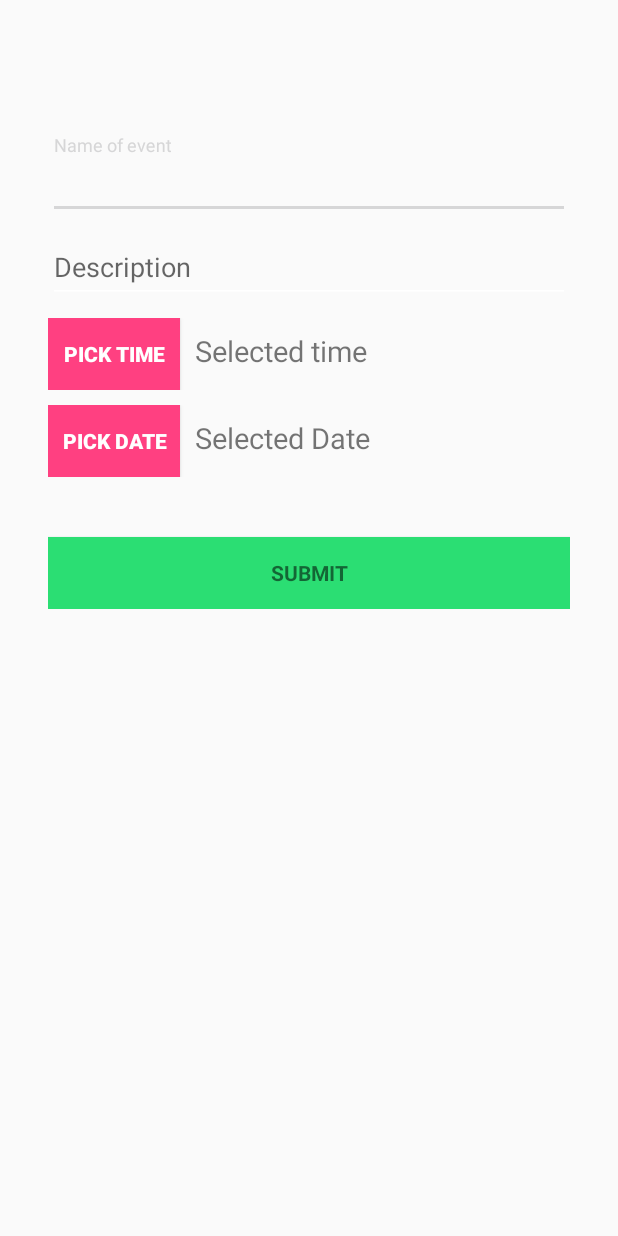
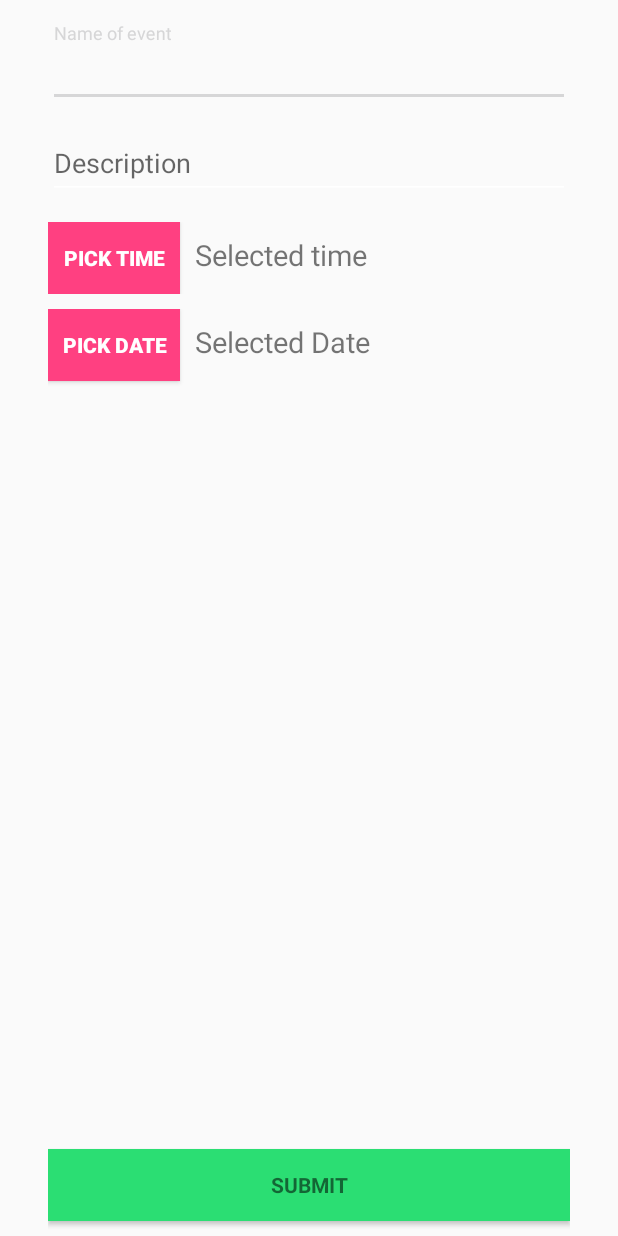
Before and after one commit to syniuhin/EventKicker-Android, an Android app: the layout content_event_creator.xml on its own in the app's theme, with its tools: preview values and no code run, on a phone screen of 412 x 824 dp. Run offline under Robolectric (Android 15) with nearby library versions, the phone set to English and light mode, and no system bars.

Commit message:
Event post

```diff
--- a/app/build.gradle
+++ b/app/build.gradle
@@ -35,6 +35,7 @@ dependencies {
 
     compile 'com.squareup.retrofit:adapter-rxjava:2.0.0-beta2'
     compile 'com.squareup.retrofit:converter-gson:2.0.0-beta2'
+    compile 'com.squareup.okhttp:logging-interceptor:2.6.0'
     compile 'com.wdullaer:materialdatetimepicker:2.1.1'
     compile 'com.squareup.picasso:picasso:2.5.2'
 }
--- a/app/src/main/res/layout/activity_event_page.xml
+++ b/app/src/main/res/layout/activity_event_page.xml
@@ -13,13 +13,13 @@
         app:viewpager_logo="@layout/header_logo"
         app:viewpager_logoMarginTop="80dp"
         app:viewpager_color="@color/colorPrimary"
-        app:viewpager_headerHeight="200dp"
+        app:viewpager_headerHeight="220dp"
         app:viewpager_headerAlpha="0.6"
         app:viewpager_hideLogoWithFade="false"
         app:viewpager_hideToolbarAndTitle="false"
         app:viewpager_enableToolbarElevation="false"
         app:viewpager_parallaxHeaderFactor="1.5"
-        app:viewpager_headerAdditionalHeight="20dp"
+        app:viewpager_headerAdditionalHeight="0dp"
         app:viewpager_displayToolbarWhenSwipe="true"
         app:viewpager_transparentToolbar="false"
         app:viewpager_animatedHeaderImage="true"
--- a/app/src/main/res/layout/content_event_creator.xml
+++ b/app/src/main/res/layout/content_event_creator.xml
@@ -1,47 +1,54 @@
 <?xml version="1.0" encoding="utf-8"?>
-<LinearLayout xmlns:android="http://schemas.android.com/apk/res/android"
+<RelativeLayout xmlns:android="http://schemas.android.com/apk/res/android"
                 xmlns:tools="http://schemas.android.com/tools"
-    xmlns:app="http://schemas.android.com/apk/res-auto" android:layout_width="match_parent"
-    android:layout_height="match_parent" android:gravity="center_horizontal"
-    android:orientation="vertical" android:paddingBottom="@dimen/activity_vertical_margin2"
+                xmlns:app="http://schemas.android.com/apk/res-auto"
+                android:layout_width="match_parent"
+                android:layout_height="match_parent"
                 android:paddingLeft="@dimen/activity_horizontal_margin2"
                 android:paddingRight="@dimen/activity_horizontal_margin2"
-    android:paddingTop="@dimen/activity_vertical_margin2"
                 app:layout_behavior="@string/appbar_scrolling_view_behavior"
                 tools:showIn="@layout/activity_event_creator"
                 tools:context="com.example.limethecoder.eventkicker.EventCreator">
 
-    <ProgressBar android:id="@+id/submit_progress" style="?android:attr/progressBarStyleLarge"
-        android:layout_width="wrap_content" android:layout_height="wrap_content"
-        android:layout_marginBottom="8dp" android:visibility="gone" />
+    <android.support.design.widget.TextInputLayout
+            android:layout_width="match_parent"
+            android:layout_height="wrap_content"
+            android:id="@+id/event_creator_name_edittext"
+            android:layout_alignParentTop="true"
+            android:layout_marginTop="15dp">
 
-    <ScrollView android:id="@+id/event_form" android:layout_width="match_parent"
-        android:layout_height="match_parent">
-
-        <LinearLayout android:id="@+id/event_login_form" android:layout_width="match_parent"
-            android:layout_height="wrap_content" android:orientation="vertical">
-
-            <android.support.design.widget.TextInputLayout android:layout_width="match_parent"
-                android:layout_height="wrap_content">
-
-                <EditText android:id="@+id/nameEvent" android:layout_width="match_parent"
-                    android:layout_height="wrap_content" android:hint="Name of event"
+        <EditText android:id="@+id/nameEvent"
+                  android:layout_width="match_parent"
+                  android:layout_height="wrap_content"
+                  android:textColor="@android:color/black"
+                  android:hint="Name of event"
                   android:maxLines="1"
-                    android:singleLine="true" />
+                  android:singleLine="true"/>
 
     </android.support.design.widget.TextInputLayout>
 
-            <android.support.design.widget.TextInputLayout android:layout_width="match_parent"
-                android:layout_height="wrap_content">
+    <android.support.design.widget.TextInputLayout
+            android:layout_width="match_parent"
+            android:layout_height="wrap_content"
+            android:id="@+id/event_creator_description_edittext"
+            android:layout_below="@+id/event_creator_name_edittext"
+            android:layout_marginTop="5dp"
+            android:layout_marginBottom="5dp">
 
-                <EditText android:id="@+id/description" android:layout_width="match_parent"
-                    android:layout_height="wrap_content" android:hint="Description" />
+        <EditText android:id="@+id/description"
+                  android:layout_width="match_parent"
+                  android:layout_height="wrap_content"
+                  android:textColor="@android:color/black"
+                  android:hint="Description"
+                  android:inputType="textMultiLine"/>
 
     </android.support.design.widget.TextInputLayout>
 
     <LinearLayout
             android:layout_width="match_parent"
             android:layout_height="wrap_content"
+            android:id="@+id/event_creator_time_layout"
+            android:layout_below="@+id/event_creator_description_edittext"
             android:layout_marginTop="10dp">
 
         <Button
@@ -65,6 +72,9 @@
     <LinearLayout
             android:layout_width="match_parent"
             android:layout_height="wrap_content"
+            android:id="@+id/event_creator_date_layout"
+            android:layout_below="@+id/event_creator_time_layout"
+            android:layout_above="@+id/event_creator_submit_button"
             android:layout_marginTop="10dp">
 
         <Button
@@ -85,14 +95,15 @@
 
     </LinearLayout>
 
-            <Button android:id="@+id/submit" style="?android:textAppearanceSmall"
-                android:layout_width="match_parent" android:layout_height="wrap_content"
-                android:layout_marginTop="40dp" android:text="Submit"
+
+    <Button android:id="@+id/event_creator_submit_button"
+            style="?android:textAppearanceSmall"
+            android:layout_width="match_parent"
+            android:layout_height="wrap_content"
+            android:text="Submit"
             android:textStyle="bold"
+            android:layout_alignParentBottom="true"
             android:background="@color/colorBtn"
-                />
+            android:layout_marginBottom="10dp" android:layout_marginTop="5dp"/>
 
-        </LinearLayout>
-    </ScrollView>
-
-</LinearLayout>
+</RelativeLayout>
```
Also changed, not shown: app/src/main/java/com/example/limethecoder/eventkicker/AuthActivity.java (+32 -2 lines), app/src/main/java/com/example/limethecoder/eventkicker/EventCreator.java (+4 -7 lines), app/src/main/java/com/example/limethecoder/eventkicker/LoginActivity.java (+9 -17 lines), app/src/main/java/com/example/limethecoder/eventkicker/MainActivity.java (+2 -9 lines), app/src/main/java/com/example/limethecoder/eventkicker/ServiceManager.java (+9 -7 lines), app/src/main/res/layout/content_user_page.xml (+9 -8 lines), 1 other file. Lines whose indentation alone changed are shown as unchanged.
